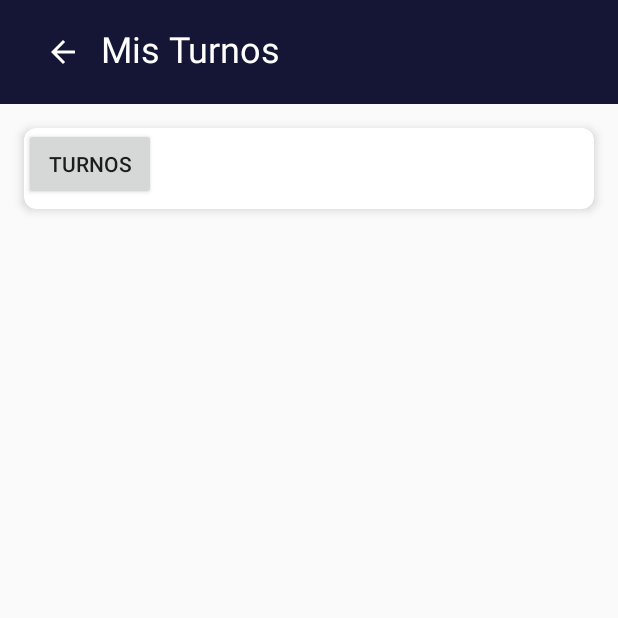
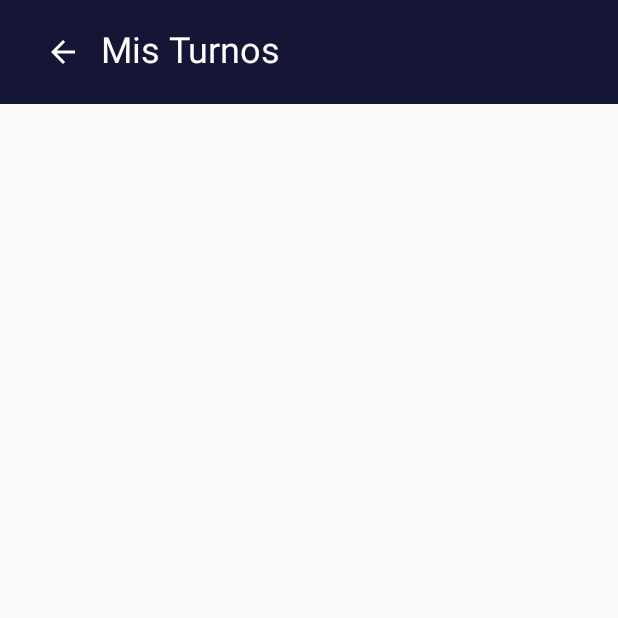
Before and after one commit to ReservasMedicasMobile/ReservasMedicasMobile, an Android app: the MisturnosDashboard screen opened directly, with no data from a screen before it, on a phone screen of 412 x 824 dp, the top half of it. Run offline under Robolectric (Android 15) with nearby library versions, the phone set to English and light mode, and no system bars; our stand-ins replace Volley; network calls fail; Roboto replaces fonts that are not available here.

Commit message:
Agregando cambios en turnos

```diff
--- a/app/src/main/java/com/example/reservasmedicasmobile/MisturnosDashboard.java
+++ b/app/src/main/java/com/example/reservasmedicasmobile/MisturnosDashboard.java
@@ -1,17 +1,17 @@
 package com.example.reservasmedicasmobile;
 
 import android.annotation.SuppressLint;
-import android.content.Context;
 import android.content.SharedPreferences;
 import android.graphics.Color;
 import android.os.Bundle;
 import android.util.Log;
-import android.view.View;
 import android.widget.ImageButton;
+import android.widget.LinearLayout;
 import android.widget.TextView;
 import android.widget.Toast;
 
 import androidx.appcompat.app.AppCompatActivity;
+import androidx.cardview.widget.CardView;
 
 import com.android.volley.Request;
 import com.android.volley.RequestQueue;
@@ -19,7 +19,6 @@ import com.android.volley.Response;
 import com.android.volley.VolleyError;
 import com.android.volley.toolbox.JsonArrayRequest;
 import com.android.volley.toolbox.Volley;
-import com.example.reservasmedicasmobile.modelo.DataModelTurnos;
 
 import org.json.JSONArray;
 import org.json.JSONException;
@@ -32,7 +31,9 @@ public class MisturnosDashboard extends AppCompatActivity {
     private TextView turnosTextView;
     private TextView noTurnosMessage;
     private ArrayList<TurnoDTO> turnosList; // Lista para almacenar los turnos
+    private CardView cardView;
     private RequestQueue rq;
+    private LinearLayout linerT;
 
     @SuppressLint("MissingInflatedId")
     @Override
@@ -44,12 +45,14 @@ public class MisturnosDashboard extends AppCompatActivity {
 
         // Inicializa la lista de turnos
         turnosList = new ArrayList<>();
+        linerT = findViewById(R.id.linerT);
+        cardView = findViewById(R.id.card_view_misturnos_dashboard);
 
         // Botón de retroceso
         ImageButton backButton = findViewById(R.id.back_button);
         backButton.setOnClickListener(v -> finish());
 
-        turnosTextView = findViewById(R.id.card_view_misturnos_dashboard);
+        //turnosTextView = findViewById(R.id.card_view_misturnos_dashboard);
         noTurnosMessage = findViewById(R.id.no_turnos_message);
 
         // Obtener el token del SharedPreferences
@@ -71,9 +74,10 @@ public class MisturnosDashboard extends AppCompatActivity {
 
     }
 
-    public void fechaTurno(int id){
 
-        String url = "https://reservasmedicas.ddns.net/api/v1/turnos/" + id ;
+    private void fechaTurno(int id) {
+        String url = "https://reservasmedicas.ddns.net/lista_turnos_usuario/" + id ;
+        //String url = "https://reservasmedicas.ddns.net/api/v1/lista_turnos_usuario/" + 37 ;
 
         JsonArrayRequest jsonArrayRequest = new JsonArrayRequest(
                 Request.Method.GET,
@@ -92,42 +96,71 @@ public class MisturnosDashboard extends AppCompatActivity {
                     }
                 }
         );
-
         rq.add(jsonArrayRequest);
 
+
     }
+
 
     public void mostrarDatos(JSONArray DataModelTurnos) {
         for (int i = 0; i < DataModelTurnos.length(); i++) {
             try {
                 JSONObject MisTurnos = DataModelTurnos.getJSONObject(i);
-                int paciente = MisTurnos.getInt("paciente");
-                int profesional = MisTurnos.getInt("profesional");
-                String horaTurno = MisTurnos.getString("hora_turno");
-                String fechaTurno = MisTurnos.getString("fecha_turno");
-                int especialidad = MisTurnos.getInt("especialidad");
+
+                String hora = MisTurnos.getString("hora_turno");
+                String fecha = MisTurnos.getString("fecha_turno");
 
                 TextView textView = new TextView(this);
                 textView.setTextSize(20);
                 textView.setPadding(16, 16, 16, 16);
-                textView.setText(paciente + ": \n");
-                textView.append(profesional + ": \n");
-                textView.append("* "+horaTurno + "\n");
-                textView.append("* "+fechaTurno + "\n");
-                textView.append("* "+especialidad + "\n");
-                textView.append("----------------------------------------------------------\n");
-
-
-            } catch (JSONException e) {
-
-                Log.e("JSONError", "Ocurrió una JSONException", e);
+                textView.append("TIENE UN TURNO \n");
+                textView.append("\n");
+                textView.append("Hora: " + hora + "\n");
+                textView.append("Fecha: " + fecha + "\n");
+                textView.append("\n");
+                textView.append("*********************************\n");
 
 
 
+
+
+                linerT.addView(textView);
+            } catch (JSONException e) {
+                e.printStackTrace();
+                Log.e("JSONError", "Ocurrió una JSONException", e);
             }
+        }
 
-        }
+       /* try {
+            int paciente = MisTurnos.getInt("paciente");
+            int profesional = MisTurnos.getInt("profesional");
+            String horaTurno = MisTurnos.getString("hora_turno");
+            String fechaTurno = MisTurnos.getString("fecha_turno");
+            int especialidad = MisTurnos.getInt("especialidad");
+
+            TextView textView = new TextView(this);
+            textView.setTextSize(20);
+            textView.setPadding(16, 16, 16, 16);
+            textView.append("TIENE UN TURNO \n");
+            textView.append("\n");
+            textView.append("Hora: " + horaTurno + "\n");
+            textView.append("Fecha: " + fechaTurno + "\n");
+            textView.append("\n");
+            textView.append("*********************************\n");
+            textView.append("\n");
+
+
+
+            // Assuming `cardView` is a reference to your CardView layout
+            cardView.addView(textView);
+
+
+        } catch (JSONException e) {
+            e.printStackTrace();
+            Log.e("JSONError", "Ocurrió una JSONException", e);
+        }*/
     }
+
    /* private void fetchTurnos(String token) {
         ApiService apiService = new ApiService(this);
         apiService.fetchTurnos(token, new ApiService.ApiCallback() {
--- a/app/src/main/java/com/example/reservasmedicasmobile/pacientes.java
+++ b/app/src/main/java/com/example/reservasmedicasmobile/pacientes.java
@@ -67,6 +67,7 @@ public class pacientes extends AppCompatActivity {
         SharedPreferences sharedPreferences = getSharedPreferences("app_prefs", MODE_PRIVATE);
 
         boolean isLoggedIn = sharedPreferences.getBoolean("is_logged_in", false);
+        int id =  sharedPreferences.getInt("id", -1);
 
 
 
@@ -169,7 +170,7 @@ public class pacientes extends AppCompatActivity {
                 Toast.makeText(pacientes.this, "Error: Selecione una Obra Social.", Toast.LENGTH_SHORT).show();
                 return;
             }
-            datosPaciente.put("id", id);
+            datosPaciente.put("username_id", id);
             datosPaciente.put("nombre", nombre);
             datosPaciente.put("apellido", apellido);
             datosPaciente.put("dni", dni);
--- a/app/src/main/res/layout/mis_turnos_dashboard.xml
+++ b/app/src/main/res/layout/mis_turnos_dashboard.xml
@@ -35,26 +35,21 @@
 
     <!-- CardView para mostrar los turnos -->
     <androidx.cardview.widget.CardView
+        android:id="@+id/card_view_misturnos_dashboard"
         android:layout_width="match_parent"
         android:layout_height="wrap_content"
         android:layout_margin="16dp"
         app:cardElevation="4dp"
         app:cardCornerRadius="8dp">
 
-        <TextView
-            android:id="@+id/card_view_misturnos_dashboard"
+        <LinearLayout
+            android:id="@+id/linerT"
             android:layout_width="match_parent"
             android:layout_height="wrap_content"
-            android:padding="16dp"
-            android:textSize="16sp"
-            android:textColor="@color/azul" /> <!-- Color del texto igual al encabezado -->
+            android:orientation="vertical"/>
 
 
-        <Button
-            android:layout_width="wrap_content"
-            android:layout_height="wrap_content"
-            android:text="turnos"
-            android:onClick="fechaTurno"/>
+
     </androidx.cardview.widget.CardView>
 
     <!-- Mensaje de no turnos -->
--- a/app/src/main/res/menu/menudeopciones_logueado.xml
+++ b/app/src/main/res/menu/menudeopciones_logueado.xml
@@ -6,9 +6,7 @@
     <item
         android:id="@+id/btn_turnos"
         android:title="Turnos" />
-    <item
-        android:id="@+id/btn_turnos"
-        android:title="Turnos" />
+
     <item
         android:id="@+id/btn_dashboard"
         android:title="Perfil" />
```
Also changed, not shown: app/src/main/java/com/example/reservasmedicasmobile/modelo/DataModelTurnos.java (+5 -5 lines), app/src/main/java/com/example/reservasmedicasmobile/turnos.java (+16 -4 lines).
